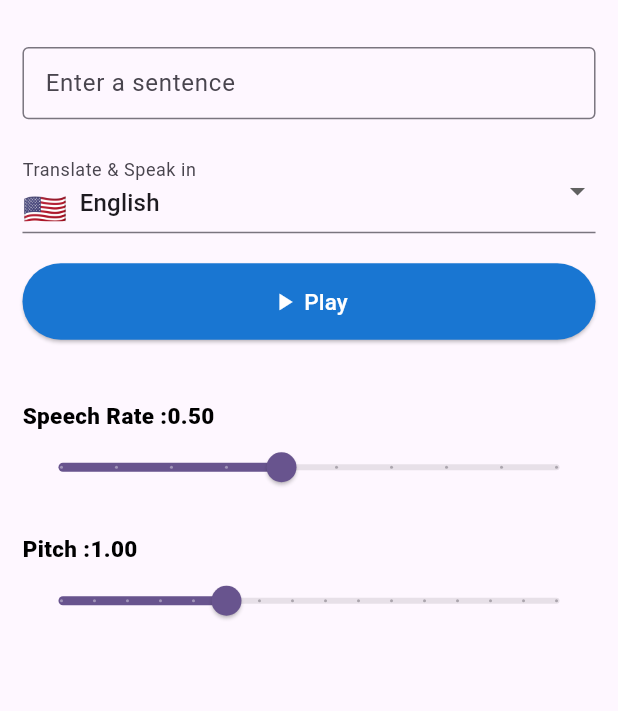
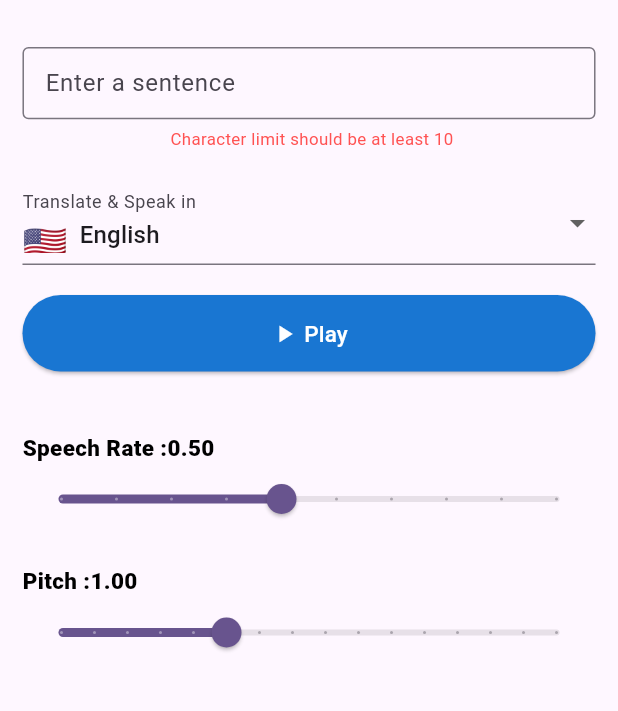
Before and after one commit to safaanwar1122/multilingual-text-to-speach, a Flutter app: the screen it shows after launch, on a phone screen of 412 x 824 dp, the part 165-876 px from its top. Run offline on Flutter 3.47's test engine with Material 3 defaults, Android fonts, the phone set to English and light mode, and no system bars; our stand-ins replace flutter_screenutil, flutter_tts, get; missing offline and left inert: flutter_langdetect, google_mlkit_language_id, translator.

Commit message:
final commit

```diff
--- a/lib/screens/splash_screen.dart
+++ b/lib/screens/splash_screen.dart
@@ -23,7 +23,7 @@ class SplashScreen extends StatelessWidget {
       ),
     );
     WidgetsBinding.instance.addPostFrameCallback((_) {
-      Future.delayed(const Duration(seconds: 1), () {
+      Future.delayed(const Duration(seconds: 3), () {
         Get.offAll(() =>
         TTSScreen(),
         );
--- a/lib/screens/text_to_speach.dart
+++ b/lib/screens/text_to_speach.dart
@@ -93,6 +93,9 @@ bool _hasShownVoiceWarning=false;
                     if (value == null || value.trim().isEmpty) {
                       return 'Please enter some text';
                     }
+                    if(value.trim().length<10){
+                      return 'Please enter at least 20 characters';
+                    }
                     return null;
                   },
                 ),
@@ -165,9 +168,9 @@ bool _hasShownVoiceWarning=false;
                         padding:  EdgeInsets.symmetric(vertical: 12.h, horizontal: 8.w),
 
                         decoration: BoxDecoration(
-                          color: AppColors.grey.withOpacity(0.2),
+                          color: AppColors.white,
                           borderRadius: BorderRadius.circular(12.r),
-                          border: Border.all(color: AppColors.grey.withOpacity(0.4),),
+                          border: Border.all(color: AppColors.blue),
                         ),
                         child: customText(
                           text: "Translated Text: ${ttsProvider.translatedText}",
--- a/lib/widgets/text_from_field.dart
+++ b/lib/widgets/text_from_field.dart
@@ -5,9 +5,17 @@ Widget customTextFormField({
   required TextEditingController controller,
   required String label,
 Widget? suffixIcon,
+  int minCharLimit=10,
+  String charLimitHint = 'Character limit should be at least 10',
   required String? Function(String?)? validator,
 }) {
-  return TextFormField(
+  return ValueListenableBuilder(
+    valueListenable: controller,
+    builder: (context, value, child) {
+      final isBelowLimit=value.text.trim().length<minCharLimit;
+      return Column(
+        children: [
+          TextFormField(
             controller: controller,
             validator: validator,
             keyboardType: TextInputType.multiline,
@@ -20,5 +28,20 @@ Widget? suffixIcon,
               contentPadding: EdgeInsets.symmetric(horizontal: 12.w, vertical: 14.h),
            suffixIcon: suffixIcon,
             ),
+          ),
+          if(isBelowLimit)
+            Padding( padding: EdgeInsets.only(top: 6.h, left: 4.w),
+            child: Text(
+              charLimitHint,
+              style: TextStyle(
+                color: Colors.redAccent,
+                fontSize: 12.sp,
+              ),
+            ),
+
+            ),
+        ],
       );
     }
+  );
+}
```
Lines whose indentation alone changed are shown as unchanged.
